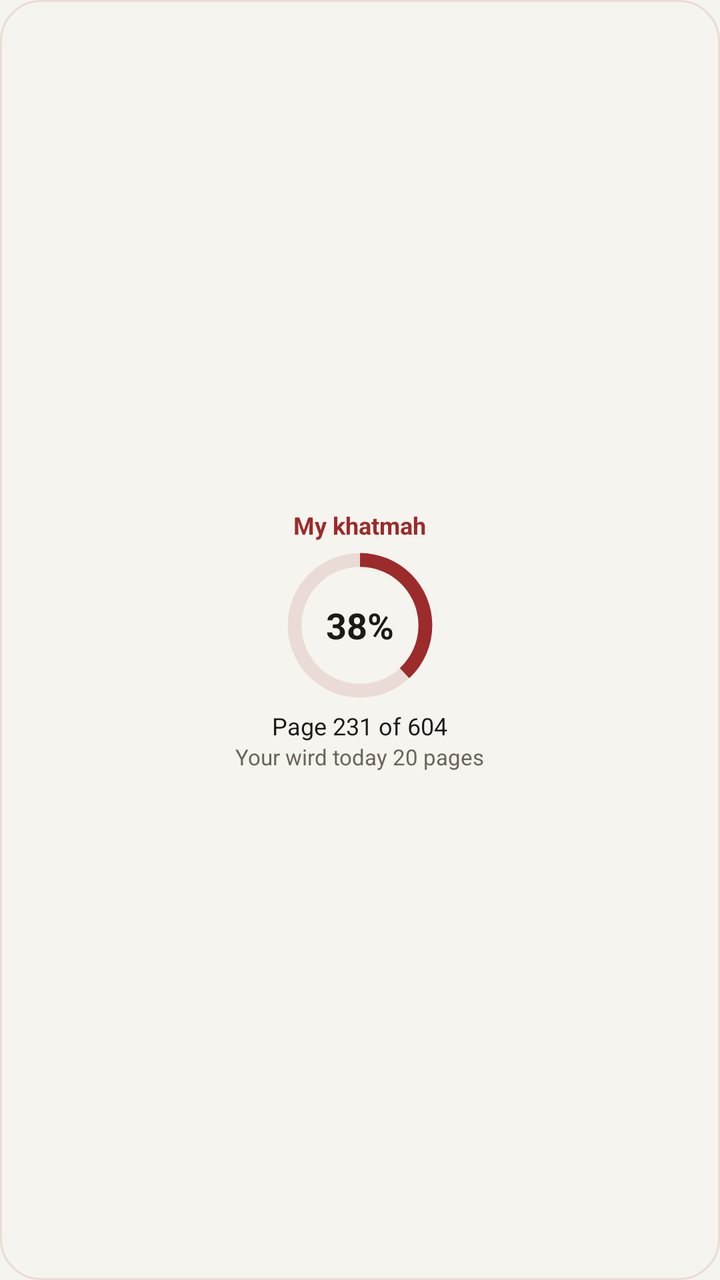
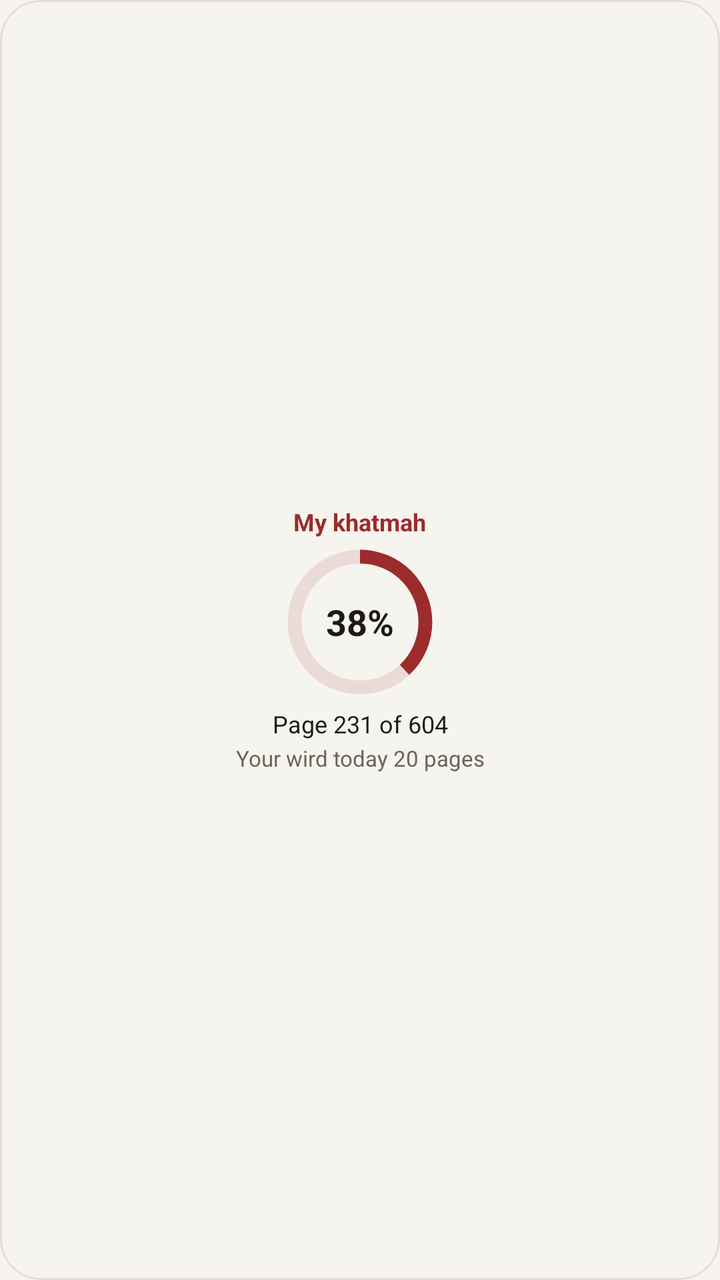

Screens rendered from an Android XML layout before and after an edit, with the pre-edit source and the edit as a unified diff.
<!-- AndroidManifest.xml: application theme Theme.App -->
<!-- res/layout/widget_khatma.xml -->
<?xml version="1.0" encoding="utf-8"?>
<LinearLayout xmlns:android="http://schemas.android.com/apk/res/android"
    android:id="@+id/khatma_root"
    android:layout_width="match_parent" android:layout_height="match_parent"
    android:orientation="vertical" android:gravity="center" android:padding="12dp"
    android:background="@drawable/widget_paper" android:layoutDirection="locale">
    <TextView android:id="@+id/khatma_head" android:layout_width="wrap_content" android:layout_height="wrap_content"
        android:text="@string/widgetSample23" android:textSize="12sp" android:textStyle="bold" android:textColor="@color/widgetAccent" android:maxLines="1"/>
    <FrameLayout android:layout_width="76dp" android:layout_height="76dp" android:layout_marginTop="4dp">
        <ProgressBar android:id="@+id/khatma_ring" style="@android:style/Widget.ProgressBar.Horizontal"
            android:layout_width="match_parent" android:layout_height="match_parent"
            android:max="604" android:progress="230" android:progressDrawable="@drawable/widget_ring"/>
        <TextView android:id="@+id/khatma_share" android:layout_width="wrap_content" android:layout_height="wrap_content"
            android:layout_gravity="center" android:text="@string/widgetSample24" android:textSize="18sp" android:textStyle="bold"
            android:textColor="@color/widgetInk" android:fontFeatureSettings="tnum"/>
    </FrameLayout>
    <TextView android:id="@+id/khatma_page" android:layout_width="wrap_content" android:layout_height="wrap_content"
        android:text="@string/widgetSample25" android:textSize="12sp" android:textColor="@color/widgetInk" android:maxLines="1" android:layout_marginTop="4dp"/>
    <TextView android:id="@+id/khatma_wird" android:layout_width="wrap_content" android:layout_height="wrap_content"
        android:text="@string/widgetSample26" android:textSize="11sp" android:textColor="@color/widgetMuted" android:maxLines="1" android:ellipsize="end"/>
</LinearLayout>
<!-- resources referenced by this layout -->
<resources>
  <color name="widgetAccent">#9c2b2b</color>
  <color name="widgetInk">#1d1a16</color>
  <color name="widgetMuted">#6b645a</color>
  <!-- drawable widget_paper (drawable) -->
  <?xml version="1.0" encoding="utf-8"?>
  <shape xmlns:android="http://schemas.android.com/apk/res/android" android:shape="rectangle">
      <solid android:color="@color/widgetSurface"/>
      <stroke android:width="1dp" android:color="@color/widgetTrack"/>
      <corners android:radius="20dp"/>
  </shape>
  <!-- drawable widget_ring (drawable) -->
  <?xml version="1.0" encoding="utf-8"?>
  <layer-list xmlns:android="http://schemas.android.com/apk/res/android">
      <item android:id="@android:id/background">
          <shape android:shape="ring" android:innerRadiusRatio="2.6" android:thicknessRatio="11" android:useLevel="false">
              <solid android:color="@color/widgetTrack"/>
          </shape>
      </item>
      <item android:id="@android:id/progress">
          <rotate android:fromDegrees="270" android:toDegrees="270" android:pivotX="50%" android:pivotY="50%">
              <shape android:shape="ring" android:innerRadiusRatio="2.6" android:thicknessRatio="11" android:useLevel="true">
                  <solid android:color="@color/widgetAccent"/>
              </shape>
          </rotate>
      </item>
  </layer-list>
  <string name="widgetSample23">My khatmah</string>
  <string name="widgetSample24" formatted="false">38%</string>
  <string name="widgetSample25">Page 231 of 604</string>
  <string name="widgetSample26">Your wird today 20 pages</string>
  <style name="Theme.App" parent="android:Theme.Material.Light.NoActionBar">
          <item name="android:windowBackground">@drawable/window_splash</item>
          <item name="android:statusBarColor">@color/backgroundColor</item>
          <item name="android:navigationBarColor">@color/backgroundColor</item>
      </style>
  <color name="widgetSurface">#f6f4ee</color>
  <color name="widgetTrack">#1F9c2b2b</color>
  <!-- drawable window_splash (drawable) -->
  <?xml version="1.0" encoding="utf-8"?>
  <layer-list xmlns:android="http://schemas.android.com/apk/res/android">
      <item android:drawable="@color/backgroundColor"/>
      <item android:drawable="@drawable/splash" android:gravity="center" android:width="120dp" android:height="120dp"/>
  </layer-list>
  <color name="backgroundColor">#f6f4ee</color>
  <!-- drawable splash: png bitmap (drawable-hdpi, 52970 bytes) -->
</resources>

<!-- the commit's change to res/layout/widget_khatma.xml (unified diff, before → after) -->
@@ -14,8 +14,10 @@
             android:layout_gravity="center" android:text="@string/widgetSample24" android:textSize="18sp" android:textStyle="bold"
             android:textColor="@color/widgetInk" android:fontFeatureSettings="tnum"/>
     </FrameLayout>
-    <TextView android:id="@+id/khatma_page" android:layout_width="wrap_content" android:layout_height="wrap_content"
-        android:text="@string/widgetSample25" android:textSize="12sp" android:textColor="@color/widgetInk" android:maxLines="1" android:layout_marginTop="4dp"/>
-    <TextView android:id="@+id/khatma_wird" android:layout_width="wrap_content" android:layout_height="wrap_content"
-        android:text="@string/widgetSample26" android:textSize="11sp" android:textColor="@color/widgetMuted" android:maxLines="1" android:ellipsize="end"/>
+    <TextView android:id="@+id/khatma_page" android:layout_width="match_parent" android:layout_height="18dp"
+        android:text="@string/widgetSample25" android:textSize="12sp" android:textColor="@color/widgetInk" android:maxLines="1" android:layout_marginTop="4dp"
+        android:gravity="center" android:autoSizeTextType="uniform" android:autoSizeMinTextSize="8sp" android:autoSizeMaxTextSize="12sp"/>
+    <TextView android:id="@+id/khatma_wird" android:layout_width="match_parent" android:layout_height="16dp"
+        android:text="@string/widgetSample26" android:textSize="11sp" android:textColor="@color/widgetMuted" android:maxLines="1"
+        android:gravity="center" android:autoSizeTextType="uniform" android:autoSizeMinTextSize="8sp" android:autoSizeMaxTextSize="11sp"/>
 </LinearLayout>
